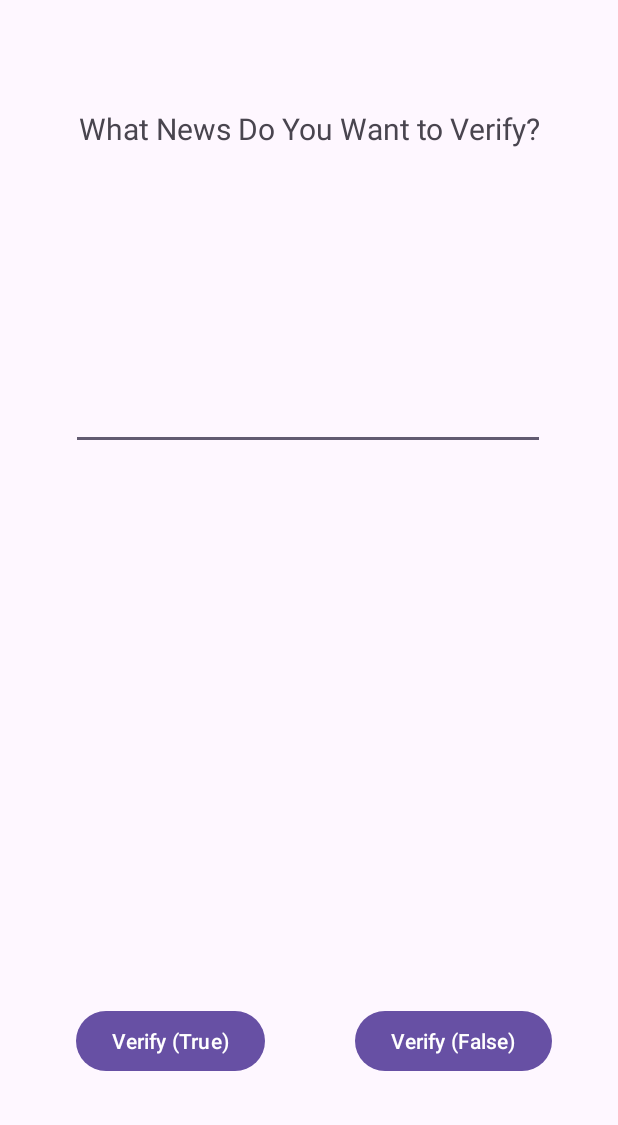
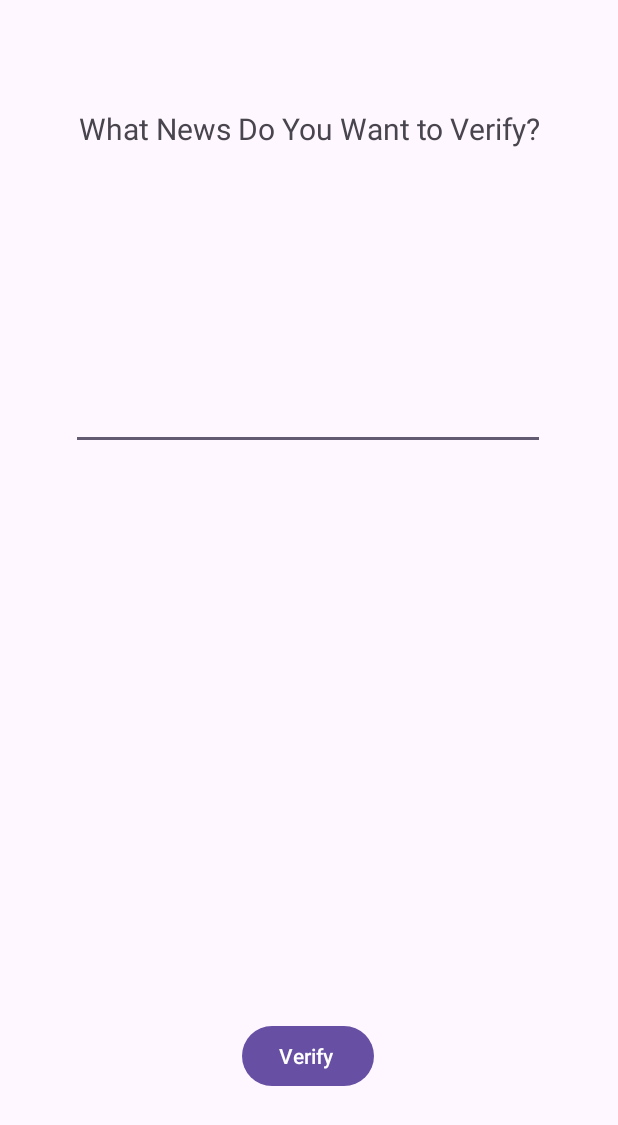
Before and after one commit to ashwnkumar/Project-App, an Android app: the MainApp screen opened directly, with no data from a screen before it, on a phone screen of 412 x 824 dp. Shown: the top 1125 px of the screen. Run offline under Robolectric (Android 15) with nearby library versions, the phone set to English and light mode, and no system bars; Roboto replaces fonts that are not available here.

Commit message:
Commit 05.04.24

```diff
--- a/app/src/main/java/com/example/dontfakeit/MainApp.java
+++ b/app/src/main/java/com/example/dontfakeit/MainApp.java
@@ -1,10 +1,13 @@
 package com.example.dontfakeit;
 
 import android.os.Bundle;
+import android.view.MotionEvent;
 import android.view.View;
 import android.widget.Button;
+import android.widget.EditText;
 import android.widget.ImageView;
 import android.widget.TextView;
+import android.widget.Toast;
 
 import androidx.activity.EdgeToEdge;
 import androidx.appcompat.app.AppCompatActivity;
@@ -15,9 +18,13 @@ import androidx.core.view.WindowInsetsCompat;
 public class MainApp extends AppCompatActivity {
 
     //declaring variables
-    ImageView realImg, fakeImg;
-    TextView verifyText1,  verifyText2;
-    Button verifyBtnTrue, verifyBtnFalse;
+    private ImageView realImg, fakeImg;
+    private TextView verifyText1,  verifyText2;
+    private Button verifyBtnTrue;
+    private View rootView;
+    private boolean isTrue = false;
+    private EditText inputText;
+
 
     @Override
     protected void onCreate(Bundle savedInstanceState) {
@@ -25,44 +32,64 @@ public class MainApp extends AppCompatActivity {
         EdgeToEdge.enable(this);
         setContentView(R.layout.activity_main_app);
 
-        //fetching respective image and text objects using their IDs
+
         realImg = findViewById(R.id.real_img);
         fakeImg = findViewById(R.id.fake_img);
+        rootView = findViewById(android.R.id.content);
 
         verifyText1= findViewById(R.id.verify_text1);
         verifyText2= findViewById(R.id.verify_text2);
+        inputText = findViewById(R.id.textBox);
 
-        verifyBtnTrue= findViewById(R.id.verify_true);
-        verifyBtnFalse= findViewById(R.id.verify_false);
+        verifyBtnTrue = findViewById(R.id.verifyButton);
 
         //'true' and 'fake' news images disabled at start
         realImg.setVisibility(View.INVISIBLE);
         fakeImg.setVisibility(View.INVISIBLE);
 
-        //function for executing (dummy) output in case of news being true
+        rootView.setOnTouchListener(new View.OnTouchListener() {
+            @Override
+            public boolean onTouch(View v, MotionEvent event) {
+                float touchX = event.getX();
+
+                if(touchX < v.getWidth() / 2) {
+                    isTrue = true;
+                } else {
+                    isTrue = false;
+                }
+                return false;
+            }
+        });
+
         verifyBtnTrue.setOnClickListener(new View.OnClickListener() {
             @Override
             public void onClick(View v) {
-                realImg.setVisibility(View.VISIBLE); //making 'true' wala image visible
 
-                //text fields are set with no text by default. 'setText()' function adds text into them
-                verifyText1.setText("This is True!!");
-                verifyText2.setText("This really happened and this news is accurate.");
-
-                fakeImg.setVisibility(View.INVISIBLE); //disabling 'fake' wala image
+                String input = inputText.getText().toString().trim();
+                if (input.isEmpty()) {
+                    Toast.makeText(MainApp.this, "Please Enter News First", Toast.LENGTH_SHORT).show();
+                    return;
+                }
+                if (isSentence(input)) {
+                    if (isTrue) {
+                        realImg.setVisibility(View.VISIBLE);
+                        verifyText1.setText("This is True!!");
+                        verifyText2.setText("This really happened and this news is accurate.");
+                        fakeImg.setVisibility(View.INVISIBLE);
+                    } else {
+                        fakeImg.setVisibility(View.VISIBLE);
+                        verifyText1.setText("Uh Oh!!");
+                        verifyText2.setText("It seems that your news sources have been tampered with. This is fake");
+                        realImg.setVisibility(View.INVISIBLE);
+                    }
+                } else {
+                    Toast.makeText(MainApp.this, "Please enter a valid sentence", Toast.LENGTH_SHORT).show();
+                }
 
             }
-        });
 
-        //function for executing (dummy) output in case of news being false
-        verifyBtnFalse.setOnClickListener(new View.OnClickListener() {
-            @Override
-            public void onClick(View v) {
-                fakeImg.setVisibility(View.VISIBLE); //making 'fake' wala image visible
-                verifyText1.setText("Uh Oh!!");
-                verifyText2.setText("It seems that your news sources have been tampered with. This is fake");
-                realImg.setVisibility(View.INVISIBLE); //disabling 'true' wala image
-
+            private boolean isSentence (String text) {
+                return text.matches(".*\\s+.*") && text.matches(".*[a-zA-Z]+.*");
             }
         });
 
--- a/app/src/main/res/layout/activity_main_app.xml
+++ b/app/src/main/res/layout/activity_main_app.xml
@@ -20,7 +20,7 @@
         app:layout_constraintTop_toTopOf="parent" />
 
     <EditText
-        android:id="@+id/editTextText"
+        android:id="@+id/textBox"
         android:layout_width="316dp"
         android:layout_height="154dp"
         android:ems="10"
@@ -33,17 +33,16 @@
         app:layout_constraintVertical_bias="0.082" />
 
     <Button
-        android:id="@+id/verify_true"
+        android:id="@+id/verifyButton"
         android:layout_width="wrap_content"
         android:layout_height="wrap_content"
-        android:layout_marginTop="192dp"
-        android:text="Verify (True)"
+        android:text="Verify "
         app:layout_constraintBottom_toBottomOf="parent"
-        app:layout_constraintEnd_toStartOf="@+id/verify_false"
-        app:layout_constraintHorizontal_bias="0.46"
+        app:layout_constraintEnd_toEndOf="parent"
+        app:layout_constraintHorizontal_bias="0.498"
         app:layout_constraintStart_toStartOf="parent"
-        app:layout_constraintTop_toBottomOf="@+id/verify_text1"
-        app:layout_constraintVertical_bias="0.512" />
+        app:layout_constraintTop_toBottomOf="@+id/verify_text2"
+        app:layout_constraintVertical_bias="0.333" />
 
     <TextView
         android:id="@+id/verify_text1"
@@ -56,19 +55,7 @@
         app:layout_constraintEnd_toEndOf="parent"
         app:layout_constraintHorizontal_bias="0.501"
         app:layout_constraintStart_toStartOf="parent"
-        app:layout_constraintTop_toBottomOf="@+id/editTextText" />
-
-    <Button
-        android:id="@+id/verify_false"
-        android:layout_width="wrap_content"
-        android:layout_height="wrap_content"
-        android:layout_marginTop="192dp"
-        android:layout_marginEnd="44dp"
-        android:text="Verify (False)"
-        app:layout_constraintBottom_toBottomOf="parent"
-        app:layout_constraintEnd_toEndOf="parent"
-        app:layout_constraintTop_toBottomOf="@+id/verify_text1"
-        app:layout_constraintVertical_bias="0.512" />
+        app:layout_constraintTop_toBottomOf="@+id/textBox" />
 
     <ImageView
         android:id="@+id/real_img"
```
